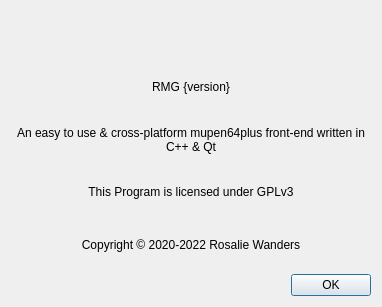
Rosalie241/RMG, file Source/RMG/UserInterface/Dialog/AboutDialog.ui: the form before one commit.
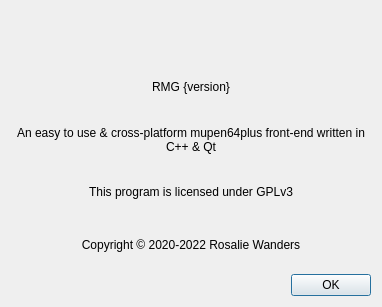
The form after the commit. Icons and pictures are not drawn.

Commit message: RMG: 'Program' -> 'program' in AboutDialog

What changed in the file:
```diff
--- a/Source/RMG/UserInterface/Dialog/AboutDialog.ui
+++ b/Source/RMG/UserInterface/Dialog/AboutDialog.ui
@@ -75,7 +75,7 @@
    <item>
     <widget class="QLabel" name="label_3">
      <property name="text">
-      <string>This Program is licensed under GPLv3</string>
+      <string>This program is licensed under GPLv3</string>
      </property>
      <property name="alignment">
       <set>Qt::AlignCenter</set>
```
